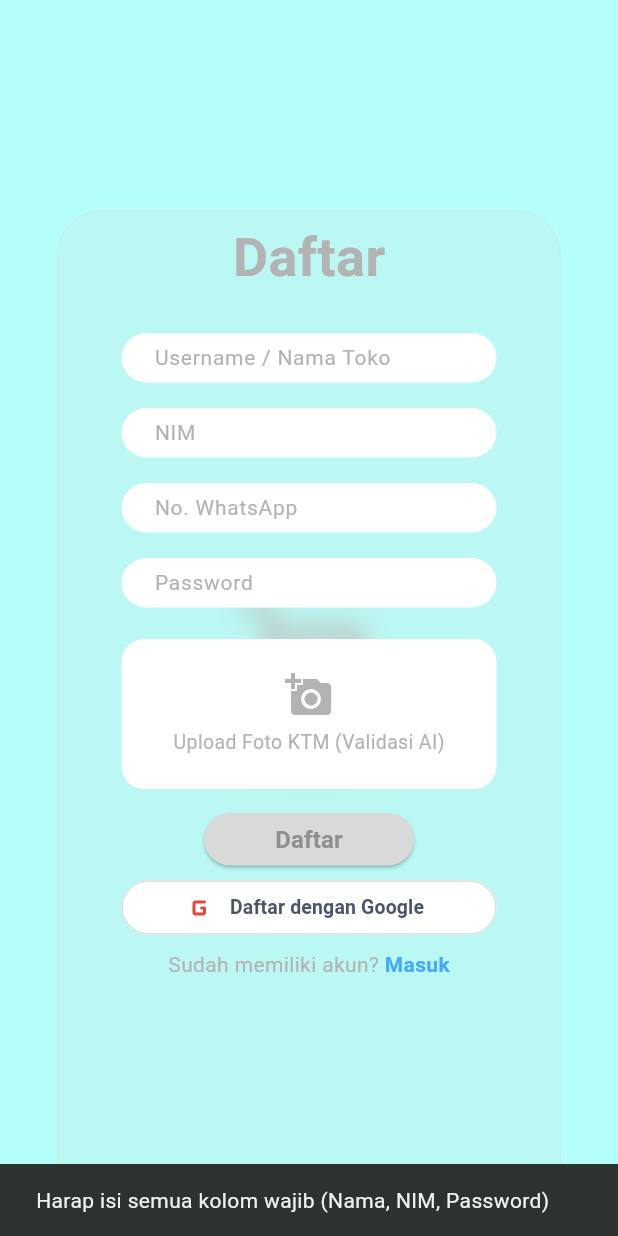
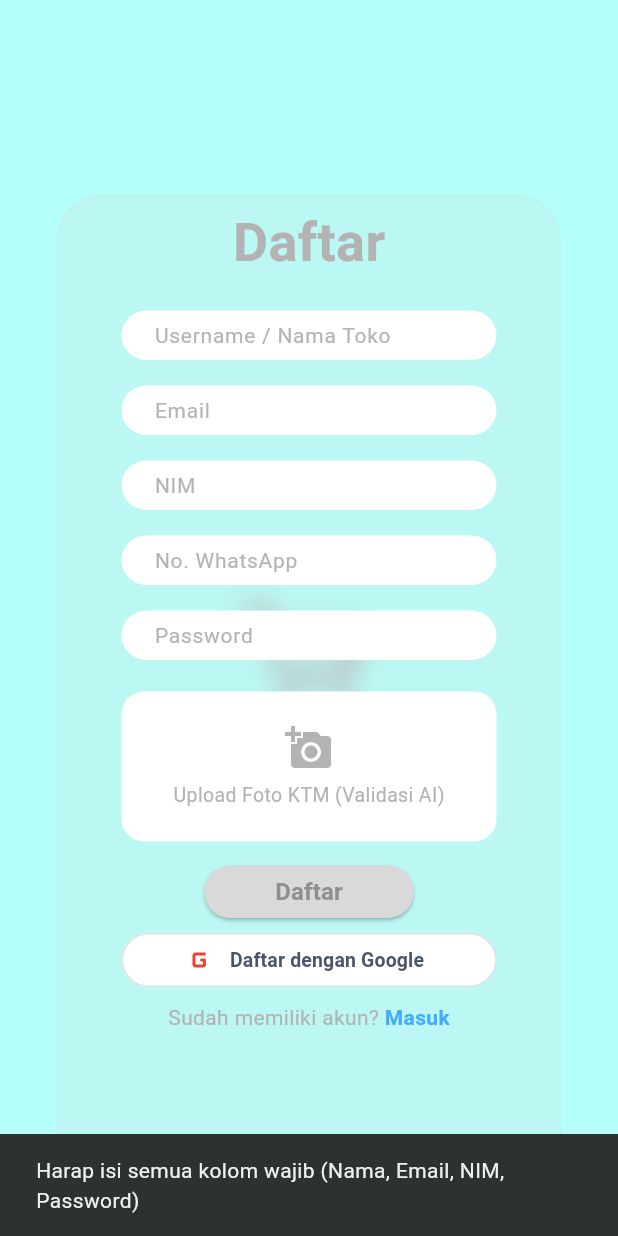
Before and after one commit to DAC8686/market_kampus, a Flutter app: the RegisterPage screen opened directly, after a tap on "Daftar", on a phone screen of 412 x 824 dp. Run offline on Flutter 3.47's test engine with Material 3 defaults, Android fonts, the light colour scheme and no system bars; our stand-ins replace connectivity_plus, firebase_core, firebase_messaging, flutter_rating_bar, flutter_svg, google_fonts and 5 more; accounts and stored records are empty.

Commit message:
feat(auth): add explicit email input fields in login and register forms

```diff
--- a/apps/mobile/lib/features/auth/login_page.dart
+++ b/apps/mobile/lib/features/auth/login_page.dart
@@ -205,7 +205,7 @@ class _LoginPageState extends State<LoginPage> {
                             height: 38 * scaleW,
                             child: TextField(
                               controller: _nimController,
-                              keyboardType: TextInputType.number,
+                              keyboardType: TextInputType.emailAddress,
                               style: TextStyle(
                                 color: MpusTheme.textPrimaryColor,
                                 fontSize: 14 * scaleW,
@@ -214,7 +214,7 @@ class _LoginPageState extends State<LoginPage> {
                               textAlignVertical: TextAlignVertical.center,
                               decoration: InputDecoration(
                                 isDense: true,
-                                labelText: 'NIM',
+                                labelText: 'Email / NIM',
                                 floatingLabelBehavior: FloatingLabelBehavior.auto,
                                 floatingLabelStyle: TextStyle(
                                   color: const Color(0xFF8F8F8F),
--- a/apps/mobile/lib/features/auth/register_page.dart
+++ b/apps/mobile/lib/features/auth/register_page.dart
@@ -21,6 +21,7 @@ class RegisterPage extends StatefulWidget {
 
 class _RegisterPageState extends State<RegisterPage> {
   final _usernameController = TextEditingController();
+  final _emailController = TextEditingController();
   final _nimController = TextEditingController();
   final _passwordController = TextEditingController();
   final _phoneController = TextEditingController();
@@ -39,6 +40,7 @@ class _RegisterPageState extends State<RegisterPage> {
   @override
   void dispose() {
     _usernameController.dispose();
+    _emailController.dispose();
     _nimController.dispose();
     _passwordController.dispose();
     _phoneController.dispose();
@@ -115,13 +117,21 @@ class _RegisterPageState extends State<RegisterPage> {
 
   Future<void> _signUp() async {
     final name = _usernameController.text.trim();
-    final nimOrEmail = _nimController.text.trim();
+    final emailInput = _emailController.text.trim();
+    final nim = _nimController.text.trim();
     final password = _passwordController.text.trim();
     final rawPhone = _phoneController.text.trim();
 
-    if (name.isEmpty || nimOrEmail.isEmpty || password.isEmpty) {
+    if (name.isEmpty || emailInput.isEmpty || nim.isEmpty || password.isEmpty) {
       ScaffoldMessenger.of(context).showSnackBar(
-        const SnackBar(content: Text("Harap isi semua kolom wajib (Nama, NIM, Password)")),
+        const SnackBar(content: Text("Harap isi semua kolom wajib (Nama, Email, NIM, Password)")),
+      );
+      return;
+    }
+
+    if (!emailInput.contains('@') || !emailInput.contains('.')) {
+      ScaffoldMessenger.of(context).showSnackBar(
+        const SnackBar(content: Text("Format email tidak valid")),
       );
       return;
     }
@@ -144,9 +154,8 @@ class _RegisterPageState extends State<RegisterPage> {
     setState(() => _isLoading = true);
 
     try {
-      final email = nimOrEmail.contains('@') ? nimOrEmail : "$nimOrEmail@mpus.com";
       final response = await _authService.signUp(
-        email: email,
+        email: emailInput,
         password: password,
         name: name,
         phone: cleanPhone,
@@ -155,7 +164,7 @@ class _RegisterPageState extends State<RegisterPage> {
       // Pastikan ada sesi aktif untuk operasi upload KTM & update profil
       if (_authService.currentUser == null) {
         try {
-          await _authService.signIn(email: email, password: password);
+          await _authService.signIn(email: emailInput, password: password);
         } catch (_) {}
       }
 
@@ -166,7 +175,7 @@ class _RegisterPageState extends State<RegisterPage> {
             await _profileService.submitKtmVerification(
               userId: currentUid,
               ktmFile: _ktmImage!,
-              studentNim: nimOrEmail,
+              studentNim: nim,
               campusName: "Kampus",
               isAutoVerified: _isAutoVerified,
             );
@@ -180,7 +189,7 @@ class _RegisterPageState extends State<RegisterPage> {
             userId: currentUid,
             name: name,
             phone: cleanPhone,
-            nim: nimOrEmail,
+            nim: nim,
             campusName: "Kampus",
           );
         } catch (profileErr) {
@@ -250,7 +259,7 @@ class _RegisterPageState extends State<RegisterPage> {
       backgroundColor: MpusTheme.primaryColor,
       body: SingleChildScrollView(
         child: SizedBox(
-          height: 960 * scaleW,
+          height: 1000 * scaleW,
           width: double.infinity,
           child: Stack(
             children: [
@@ -269,14 +278,14 @@ class _RegisterPageState extends State<RegisterPage> {
               ),
               Positioned(
                 left: 38 * scaleW,
-                top: 140 * scaleW,
+                top: 130 * scaleW,
                 child: ClipRRect(
                   borderRadius: BorderRadius.circular(30 * scaleW),
                   child: BackdropFilter(
                     filter: ImageFilter.blur(sigmaX: 8, sigmaY: 8),
                     child: Container(
                       width: 336 * scaleW,
-                      height: 680 * scaleW,
+                      height: 740 * scaleW,
                       padding: EdgeInsets.only(
                         top: 5 * scaleW,
                         left: 25 * scaleW,
@@ -301,7 +310,7 @@ class _RegisterPageState extends State<RegisterPage> {
                               color: MpusTheme.textSecondaryColor,
                             ),
                           ),
-                          SizedBox(height: 25 * scaleW),
+                          SizedBox(height: 20 * scaleW),
                           // Username
                           SizedBox(
                             width: 250 * scaleW,
@@ -315,6 +324,24 @@ class _RegisterPageState extends State<RegisterPage> {
                               ),
                               textAlignVertical: TextAlignVertical.center,
                               decoration: _inputStyle('Username / Nama Toko', scaleW),
+                            ),
+                          ),
+                          SizedBox(height: 14 * scaleW),
+
+                          // Email
+                          SizedBox(
+                            width: 250 * scaleW,
+                            height: 36 * scaleW,
+                            child: TextField(
+                              controller: _emailController,
+                              keyboardType: TextInputType.emailAddress,
+                              style: TextStyle(
+                                color: MpusTheme.textPrimaryColor,
+                                fontSize: 14 * scaleW,
+                                fontFamily: "Roboto",
+                              ),
+                              textAlignVertical: TextAlignVertical.center,
+                              decoration: _inputStyle('Email', scaleW),
                             ),
                           ),
                           SizedBox(height: 14 * scaleW),
```
